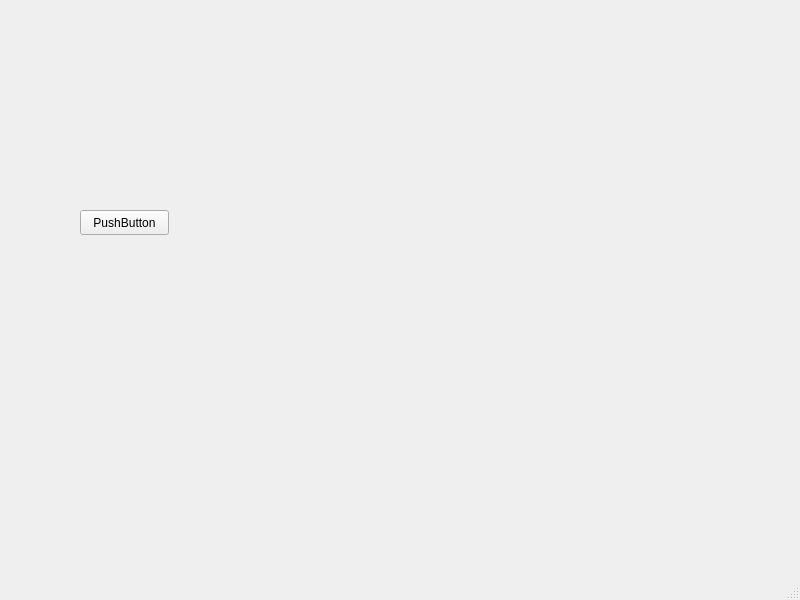
Above: frontend/main_window/main_window.ui from TimasTT/company_structure before the change. Below: the same form after it.
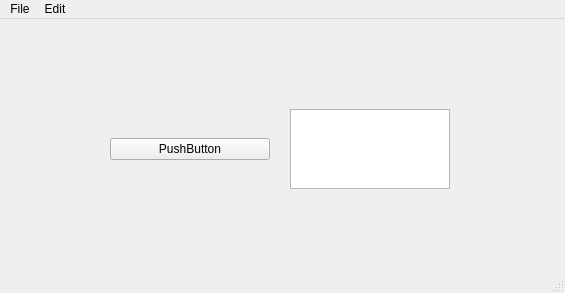
That is the form after the change.

The edit to the form file:
```diff
--- a/frontend/main_window/main_window.ui
+++ b/frontend/main_window/main_window.ui
@@ -6,26 +6,47 @@
    <rect>
     <x>0</x>
     <y>0</y>
-    <width>800</width>
-    <height>600</height>
+    <width>565</width>
+    <height>293</height>
    </rect>
   </property>
   <property name="windowTitle">
    <string>MainWindow</string>
   </property>
   <widget class="QWidget" name="centralwidget">
-   <widget class="QPushButton" name="pushButton">
+   <widget class="QWidget" name="horizontalLayoutWidget">
     <property name="geometry">
      <rect>
-      <x>80</x>
-      <y>210</y>
-      <width>89</width>
-      <height>25</height>
+      <x>110</x>
+      <y>90</y>
+      <width>160</width>
+      <height>80</height>
      </rect>
     </property>
-    <property name="text">
-     <string>PushButton</string>
+    <layout class="QHBoxLayout" name="horizontalLayout">
+     <item>
+      <widget class="QPushButton" name="pushButton">
+       <property name="text">
+        <string>PushButton</string>
+       </property>
+      </widget>
+     </item>
+    </layout>
+   </widget>
+   <widget class="QWidget" name="horizontalLayoutWidget_2">
+    <property name="geometry">
+     <rect>
+      <x>290</x>
+      <y>90</y>
+      <width>160</width>
+      <height>80</height>
+     </rect>
     </property>
+    <layout class="QHBoxLayout" name="horizontalLayout_2">
+     <item>
+      <widget class="QListWidget" name="listWidget"/>
+     </item>
+    </layout>
    </widget>
   </widget>
   <widget class="QMenuBar" name="menubar">
@@ -33,10 +54,22 @@
     <rect>
      <x>0</x>
      <y>0</y>
-     <width>800</width>
+     <width>565</width>
      <height>22</height>
     </rect>
    </property>
+   <widget class="QMenu" name="menuFile">
+    <property name="title">
+     <string>File</string>
+    </property>
+   </widget>
+   <widget class="QMenu" name="menuEdit">
+    <property name="title">
+     <string>Edit</string>
+    </property>
+   </widget>
+   <addaction name="menuFile"/>
+   <addaction name="menuEdit"/>
   </widget>
   <widget class="QStatusBar" name="statusbar"/>
  </widget>
```
